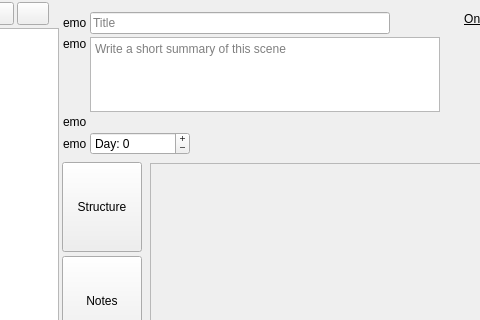
Old version of the form ui/scene_editor.ui in the repository zkovari/plotlyst; both pictures show x 143 to 623 and y 0 to 320 of the 954 by 808 pixel window.
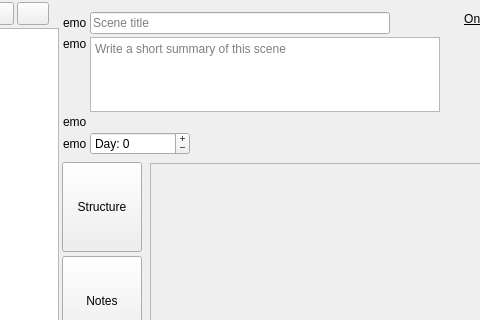
New version of the form. Custom widgets are drawn as their Qt base class.

The edit to the form file:
```diff
--- a/ui/scene_editor.ui
+++ b/ui/scene_editor.ui
@@ -258,7 +258,7 @@
                </size>
               </property>
               <property name="placeholderText">
-               <string>Title</string>
+               <string>Scene title</string>
               </property>
              </widget>
             </item>
```
